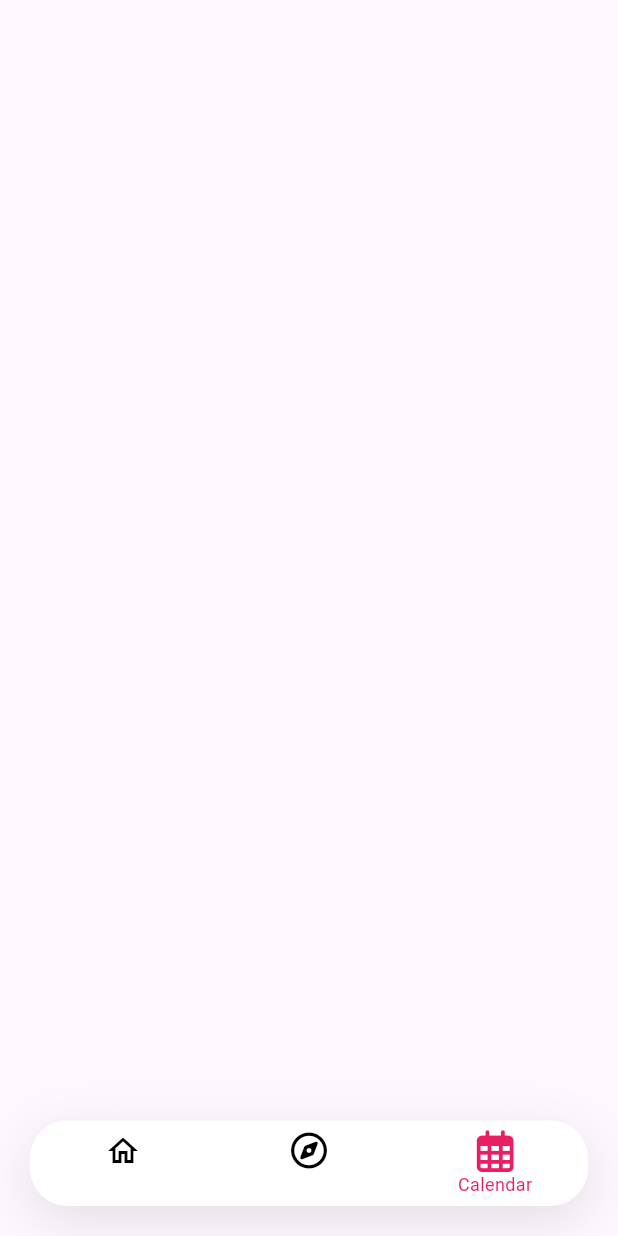
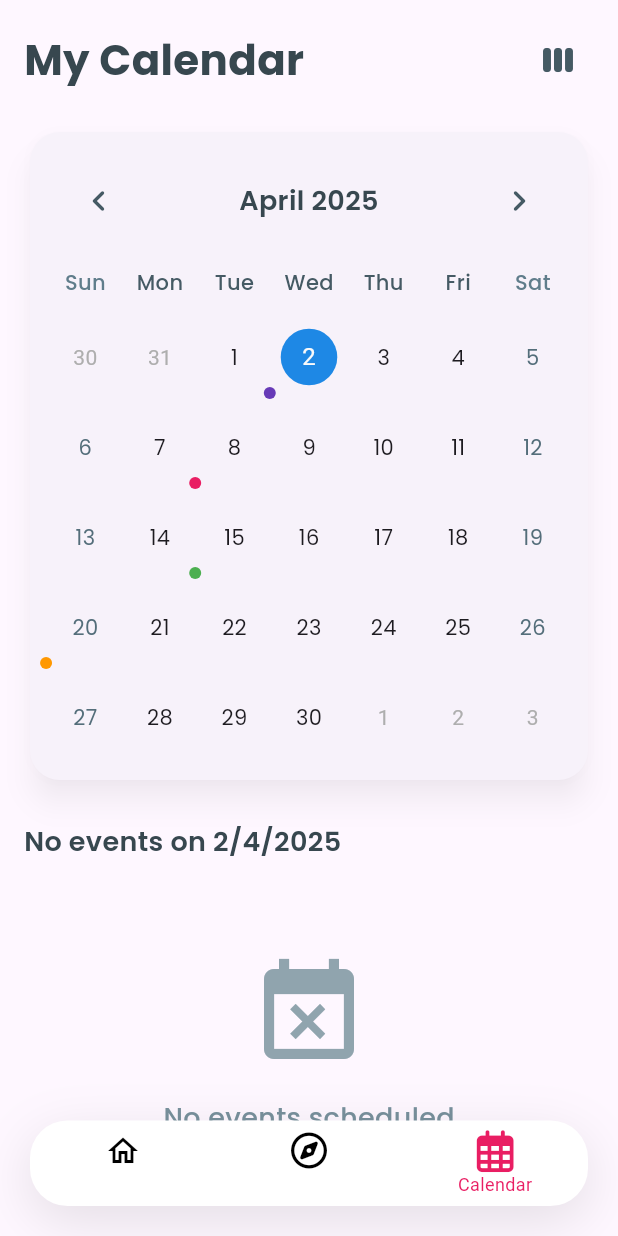
Before and after one commit to MahmoudShawky1612/LearneVerse, a Flutter app: the screen it shows after launch, item 3 of the bottom bar chosen, on a phone screen of 412 x 824 dp. Run offline on Flutter 3.47's test engine with Material 3 defaults, Android fonts, the phone set to English and light mode, and no system bars; drawn by our look-alikes of table_calendar; our stand-ins replace font_awesome_flutter, go_router, google_fonts; missing offline and left inert: dart:ffi.

Commit message:
calender done

```diff
--- /dev/null
+++ b/lib/features/calendar/presentation/views/calendar_screen.dart
@@ -0,0 +1,258 @@
+import 'package:flutter/material.dart';
+import 'package:table_calendar/table_calendar.dart';
+import 'package:google_fonts/google_fonts.dart';
+
+class CalendarScreen extends StatefulWidget {
+  const CalendarScreen({super.key});
+
+  @override
+  State<CalendarScreen> createState() => _CalendarScreenState();
+}
+
+class _CalendarScreenState extends State<CalendarScreen> {
+  DateTime today = DateTime.now();
+  DateTime focusedDay = DateTime.now();
+  CalendarFormat _calendarFormat = CalendarFormat.month;
+
+  List<Map<String, dynamic>> events = [
+    {'day': DateTime.now(), 'event': 'C++ Quiz', 'color': Colors.deepPurple},
+    {
+      'day': DateTime(2025, 4, 8),
+      'event': 'Flutter Workshop',
+      'color': Colors.pink
+    },
+    {
+      'day': DateTime(2025, 4, 15),
+      'event': 'Dart Basics',
+      'color': Colors.green
+    },
+    {
+      'day': DateTime(2025, 4, 20),
+      'event': 'Data Structures',
+      'color': Colors.orange
+    },
+  ];
+
+  List<Map<String, dynamic>> selectedEvents = [];
+
+  void _selectedDay(DateTime day, DateTime newFocusedDay) {
+    setState(() {
+      today = day;
+      focusedDay = newFocusedDay;
+      selectedEvents = _getEventsForDay(day);
+    });
+  }
+
+  List<Map<String, dynamic>> _getEventsForDay(DateTime day) {
+    return events.where((map) => isSameDay(map['day'], day)).toList();
+  }
+
+  @override
+  Widget build(BuildContext context) {
+    return Scaffold(
+      body: SafeArea(
+        child: Padding(
+          padding: const EdgeInsets.all(16.0),
+          child: Column(
+            crossAxisAlignment: CrossAxisAlignment.start,
+            children: [
+              Row(
+                mainAxisAlignment: MainAxisAlignment.spaceBetween,
+                children: [
+                  Text(
+                    'My Calendar',
+                    style: GoogleFonts.poppins(
+                      fontSize: 28,
+                      fontWeight: FontWeight.bold,
+                      color: Colors.blueGrey.shade800,
+                    ),
+                  ),
+                  IconButton(
+                    onPressed: () {
+                      setState(() {
+                        if (_calendarFormat == CalendarFormat.month) {
+                          _calendarFormat = CalendarFormat.week;
+                        } else {
+                          _calendarFormat = CalendarFormat.month;
+                        }
+                      });
+                    },
+                    icon: Icon(
+                      _calendarFormat == CalendarFormat.month
+                          ? Icons.view_week_rounded
+                          : Icons.calendar_view_month_rounded,
+                      color: Colors.blueGrey.shade700,
+                    ),
+                  ),
+                ],
+              ),
+              const SizedBox(height: 20),
+              Card(
+                elevation: 8,
+                shadowColor: Colors.black26,
+                shape: RoundedRectangleBorder(
+                  borderRadius: BorderRadius.circular(20),
+                ),
+                child: Padding(
+                  padding: const EdgeInsets.all(12.0),
+                  child: TableCalendar(
+                    focusedDay: focusedDay,
+                    firstDay: DateTime(2025, 1, 1),
+                    lastDay: DateTime(2050, 12, 31),
+                    calendarFormat: _calendarFormat,
+                    rowHeight: 60,
+                    daysOfWeekHeight: 40,
+                    headerStyle: HeaderStyle(
+                      titleCentered: true,
+                      formatButtonVisible: false,
+                      titleTextStyle: GoogleFonts.poppins(
+                        fontSize: 18,
+                        fontWeight: FontWeight.w600,
+                        color: Colors.blueGrey.shade800,
+                      ),
+                      leftChevronIcon: Icon(
+                        Icons.chevron_left_rounded,
+                        color: Colors.blueGrey.shade700,
+                        size: 28,
+                      ),
+                      rightChevronIcon: Icon(
+                        Icons.chevron_right_rounded,
+                        color: Colors.blueGrey.shade700,
+                        size: 28,
+                      ),
+                    ),
+                    daysOfWeekStyle: DaysOfWeekStyle(
+                      weekdayStyle: GoogleFonts.poppins(
+                        color: Colors.blueGrey.shade700,
+                        fontWeight: FontWeight.w500,
+                      ),
+                      weekendStyle: GoogleFonts.poppins(
+                        color: Colors.blueGrey.shade500,
+                        fontWeight: FontWeight.w500,
+                      ),
+                    ),
+                    calendarStyle: CalendarStyle(
+                      defaultTextStyle: GoogleFonts.poppins(),
+                      weekendTextStyle: GoogleFonts.poppins(
+                        color: Colors.blueGrey.shade600,
+                      ),
+                      todayDecoration: BoxDecoration(
+                        color: Colors.blue.shade300,
+                        shape: BoxShape.circle,
+                      ),
+                      selectedDecoration: BoxDecoration(
+                        color: Colors.blue.shade600,
+                        shape: BoxShape.circle,
+                      ),
+                    ),
+                    onDaySelected: _selectedDay,
+                    selectedDayPredicate: (day) => isSameDay(today, day),
+                    eventLoader: _getEventsForDay,
+                    calendarBuilders: CalendarBuilders(
+                      markerBuilder: (context, day, events) {
+                        if (events.isNotEmpty) {
+                          return Positioned(
+                            bottom: 2,
+                            right: 47,
+                            child: Container(
+                              width: 8,
+                              height: 8,
+                              decoration: BoxDecoration(
+                                shape: BoxShape.circle,
+                                color: (events.first as Map)['color'] ??
+                                    Colors.blue,
+                              ),
+                            ),
+                          );
+                        }
+                        return null;
+                      },
+                    ),
+                  ),
+                ),
+              ),
+              const SizedBox(height: 24),
+              Text(
+                selectedEvents.isEmpty
+                    ? 'No events on ${today.day}/${today.month}/${today.year}'
+                    : 'Events on ${today.day}/${today.month}/${today.year}',
+                style: GoogleFonts.poppins(
+                  fontSize: 18,
+                  fontWeight: FontWeight.w600,
+                  color: Colors.blueGrey.shade800,
+                ),
+              ),
+              const SizedBox(height: 12),
+              Expanded(
+                child: selectedEvents.isNotEmpty
+                    ? ListView.builder(
+                        itemCount: selectedEvents.length,
+                        itemBuilder: (context, index) {
+                          final event = selectedEvents[index];
+                          return Card(
+                            margin: const EdgeInsets.only(bottom: 70),
+                            elevation: 4,
+                            shadowColor: Colors.black12,
+                            shape: RoundedRectangleBorder(
+                              borderRadius: BorderRadius.circular(16),
+                            ),
+                            child: ListTile(
+                              contentPadding: const EdgeInsets.symmetric(
+                                horizontal: 20,
+                                vertical: 12,
+                              ),
+                              leading: Container(
+                                width: 12,
+                                height: double.infinity,
+                                decoration: BoxDecoration(
+                                  color: event['color'] ?? Colors.blue,
+                                  borderRadius: BorderRadius.circular(30),
+                                ),
+                              ),
+                              title: Text(
+                                event['event'],
+                                style: GoogleFonts.poppins(
+                                  fontSize: 18,
+                                  fontWeight: FontWeight.w600,
+                                ),
+                              ),
+                              trailing: IconButton(
+                                icon: const Icon(Icons.arrow_forward_ios,
+                                    size: 16),
+                                onPressed: () {
+                                  // Event details navigation
+                                },
+                              ),
+                            ),
+                          );
+                        },
+                      )
+                    : Center(
+                        child: Column(
+                          mainAxisAlignment: MainAxisAlignment.center,
+                          children: [
+                            Icon(
+                              Icons.event_busy,
+                              size: 80,
+                              color: Colors.blueGrey.shade300,
+                            ),
+                            const SizedBox(height: 16),
+                            Text(
+                              "No events scheduled",
+                              style: GoogleFonts.poppins(
+                                fontSize: 18,
+                                fontWeight: FontWeight.w500,
+                                color: Colors.blueGrey.shade400,
+                              ),
+                            ),
+                          ],
+                        ),
+                      ),
+              ),
+            ],
+          ),
+        ),
+      ),
+    );
+  }
+}
--- a/lib/features/calender/presentation/views/calendar_screen.dart
+++ /dev/null
@@ -1,11 +0,0 @@
-import 'package:flutter/cupertino.dart';
-import 'package:flutter/material.dart';
-
-class CalendarScreen extends StatelessWidget {
-  const CalendarScreen({super.key});
-
-  @override
-  Widget build(BuildContext context) {
-    return Scaffold();
-  }
-}
--- a/lib/features/home/presentation/views/main_screen.dart
+++ b/lib/features/home/presentation/views/main_screen.dart
@@ -1,8 +1,8 @@
 import 'package:flutter/material.dart';
-import 'package:flutterwidgets/features/calender/presentation/views/calendar_screen.dart';
 import 'package:flutterwidgets/features/discover/presentation/views/discover_screen.dart';
 import 'package:font_awesome_flutter/font_awesome_flutter.dart';
 
+import '../../../calendar/presentation/views/calendar_screen.dart';
 import 'home_screen.dart';
 
 class MainScreen extends StatefulWidget {
--- a/pubspec.yaml
+++ b/pubspec.yaml
@@ -38,6 +38,8 @@ dependencies:
   font_awesome_flutter: ^10.8.0
   go_router: ^14.8.1
   fl_chart: ^0.68.0
+  table_calendar: ^3.2.0
+  google_fonts: ^6.2.1
 
 dev_dependencies:
   flutter_test:
```
Also changed, not shown: lib/routing/routes.dart (+5 -3 lines), pubspec.lock, 1 other file.
